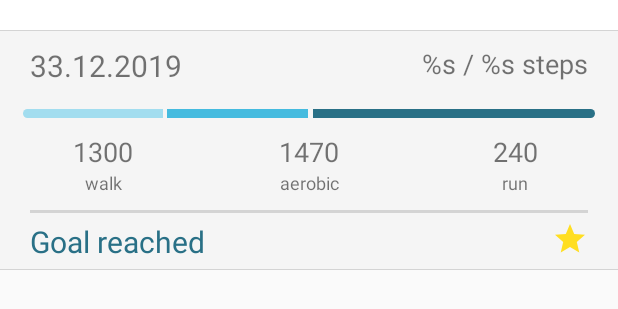
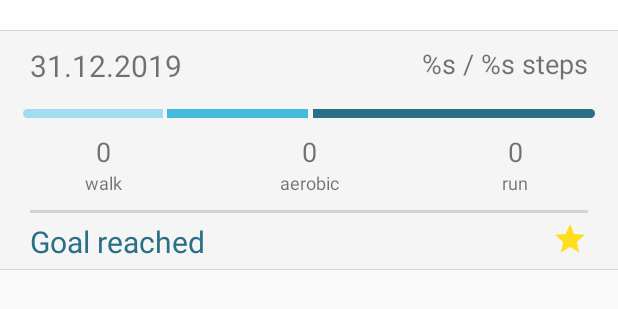
Before and after one commit to akapitanskiy/StepsApp2, an Android app: the layout list_item.xml on its own in the app's theme, with its tools: preview values and no code run, on a phone screen of 412 x 824 dp. Shown: the top 309 px of the screen. Run offline under Robolectric (Android 15) with nearby library versions, the phone set to English and light mode, and no system bars; network calls fail.

Commit message:
hardcode fix

```diff
--- a/app/src/main/res/layout/list_item.xml
+++ b/app/src/main/res/layout/list_item.xml
@@ -28,7 +28,7 @@
                 android:layout_gravity="start"
                 android:paddingStart="20dp"
                 android:textSize="20sp"
-                android:text="33.12.2019"
+                android:text="@string/date_stub"
                 />
             <TextView
                 android:id="@+id/tvSteps"
@@ -90,7 +90,7 @@
                 android:layout_height="wrap_content"
                 android:layout_weight="1"
                 android:gravity="center_horizontal"
-                android:text="1300"
+                android:text="@string/zero"
                 android:textSize="18sp"
                 />
             <TextView
@@ -99,7 +99,7 @@
                 android:layout_height="wrap_content"
                 android:layout_weight="1"
                 android:gravity="center_horizontal"
-                android:text="1470"
+                android:text="@string/zero"
                 android:textSize="18sp"
                 />
             <TextView
@@ -108,7 +108,7 @@
                 android:layout_height="wrap_content"
                 android:layout_weight="1"
                 android:gravity="center_horizontal"
-                android:text="240"
+                android:text="@string/zero"
                 android:textSize="18sp"
                 />
         </LinearLayout>
@@ -122,7 +122,7 @@
                 android:layout_height="wrap_content"
                 android:layout_weight="1"
                 android:gravity="center_horizontal"
-                android:text="walk"
+                android:text="@string/walk"
                 android:textSize="12sp"
                 />
             <TextView
@@ -130,7 +130,7 @@
                 android:layout_height="wrap_content"
                 android:layout_weight="1"
                 android:gravity="center_horizontal"
-                android:text="aerobic"
+                android:text="@string/aerobic"
                 android:textSize="12sp"
                 />
             <TextView
@@ -138,7 +138,7 @@
                 android:layout_height="wrap_content"
                 android:layout_weight="1"
                 android:gravity="center_horizontal"
-                android:text="run"
+                android:text="@string/run"
                 android:textSize="12sp"
                 />
         </LinearLayout>
@@ -171,7 +171,7 @@
                     android:textColor="@color/colorPiece3"
                     android:layout_gravity="start"
                     android:textSize="20sp"
-                    android:text="Goal reached"
+                    android:text="@string/goal_reached"
                     />
                 <TextView
                     android:layout_width="wrap_content"
--- a/app/src/main/res/values/strings.xml
+++ b/app/src/main/res/values/strings.xml
@@ -1,4 +1,10 @@
 <resources>
     <string name="app_name">Steps</string>
     <string name="tvSteps_pattern">%s / %s steps</string>
+    <string name="walk">walk</string>
+    <string name="aerobic">aerobic</string>
+    <string name="run">run</string>
+    <string name="goal_reached">Goal reached</string>
+    <string name="zero">0</string>
+    <string name="date_stub">31.12.2019</string>
 </resources>
```
